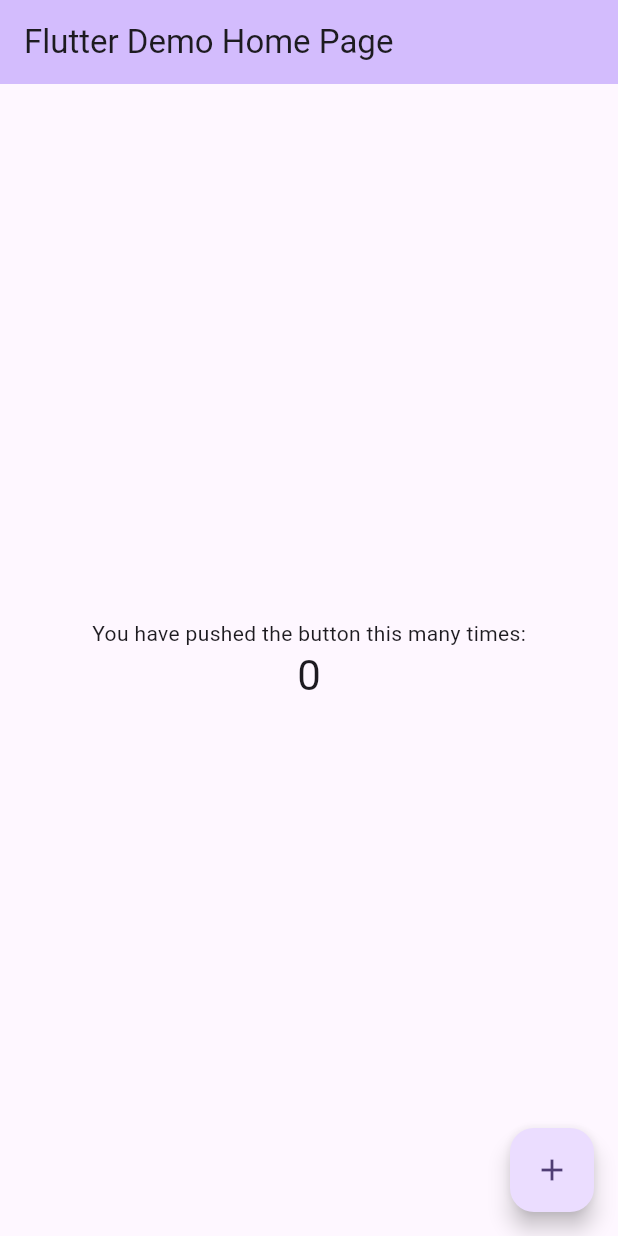
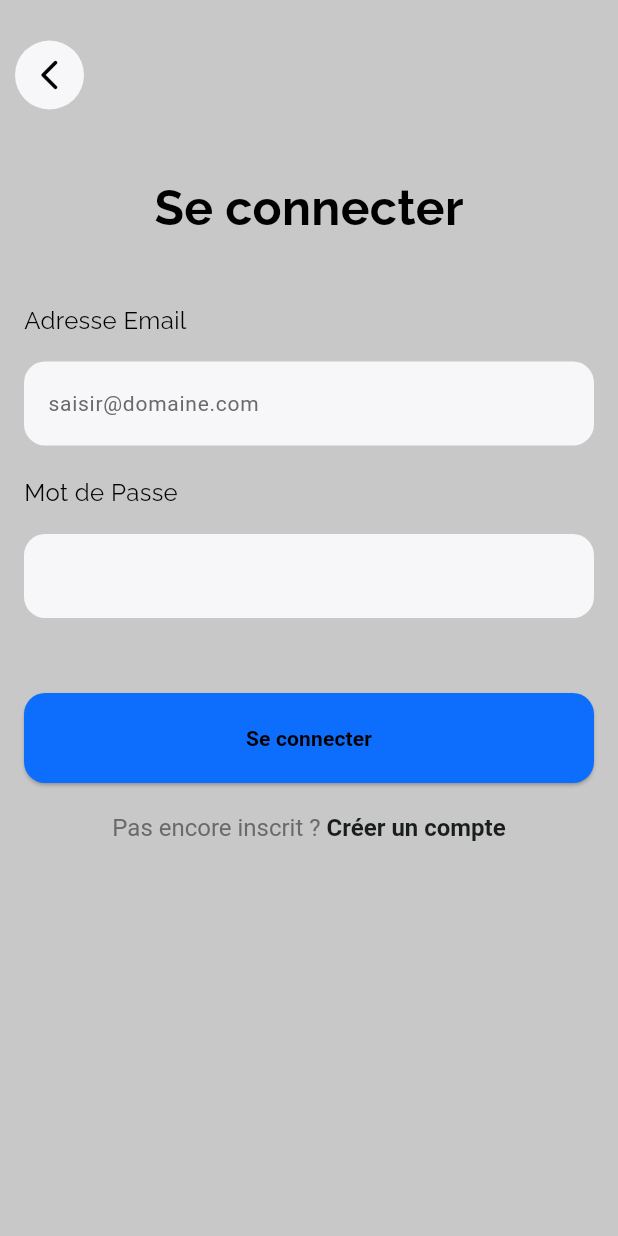
Before and after one commit to ben-sliman/TpFlutterBen, a Flutter app: the screen it shows after launch, on a phone screen of 412 x 824 dp. Run offline on Flutter 3.47's test engine with Material 3 defaults, Android fonts, the phone set to English and light mode, and no system bars; our stand-ins replace firebase_auth, firebase_core, fluttertoast, google_fonts; accounts and stored records are empty.

Commit message:
Version 1.1
• Ajout de la partie authentification :
-> page d'authentification et d'inscription (login_page)
-> page de redirection (home_page)
-> service d'authentification (auth_service)
-> ajout du package "fluttertoast: ^8.2.12" pour afficher des notifications

•Adaptation du main pour Firebase

```diff
--- a/app_stage/lib/main.dart
+++ b/app_stage/lib/main.dart
@@ -1,122 +1,26 @@
+import 'package:app_stage/firebase_options.dart';
+import 'package:app_stage/pages/login/login_page.dart';
+import 'package:firebase_core/firebase_core.dart';
 import 'package:flutter/material.dart';
 
-void main() {
+Future<void> main() async {
+  WidgetsFlutterBinding.ensureInitialized();
+
+  await Firebase.initializeApp(
+    options: DefaultFirebaseOptions.currentPlatform,
+  );
+
   runApp(const MyApp());
 }
 
 class MyApp extends StatelessWidget {
   const MyApp({super.key});
 
-  // This widget is the root of your application.
   @override
   Widget build(BuildContext context) {
     return MaterialApp(
-      title: 'Flutter Demo',
-      theme: ThemeData(
-        // This is the theme of your application.
-        //
-        // TRY THIS: Try running your application with "flutter run". You'll see
-        // the application has a purple toolbar. Then, without quitting the app,
-        // try changing the seedColor in the colorScheme below to Colors.green
-        // and then invoke "hot reload" (save your changes or press the "hot
-        // reload" button in a Flutter-supported IDE, or press "r" if you used
-        // the command line to start the app).
-        //
-        // Notice that the counter didn't reset back to zero; the application
-        // state is not lost during the reload. To reset the state, use hot
-        // restart instead.
-        //
-        // This works for code too, not just values: Most code changes can be
-        // tested with just a hot reload.
-        colorScheme: ColorScheme.fromSeed(seedColor: Colors.deepPurple),
-      ),
-      home: const MyHomePage(title: 'Flutter Demo Home Page'),
+      debugShowCheckedModeBanner: false,
+      home: Login(),
     );
   }
 }
-
-class MyHomePage extends StatefulWidget {
-  const MyHomePage({super.key, required this.title});
-
-  // This widget is the home page of your application. It is stateful, meaning
-  // that it has a State object (defined below) that contains fields that affect
-  // how it looks.
-
-  // This class is the configuration for the state. It holds the values (in this
-  // case the title) provided by the parent (in this case the App widget) and
-  // used by the build method of the State. Fields in a Widget subclass are
-  // always marked "final".
-
-  final String title;
-
-  @override
-  State<MyHomePage> createState() => _MyHomePageState();
-}
-
-class _MyHomePageState extends State<MyHomePage> {
-  int _counter = 0;
-
-  void _incrementCounter() {
-    setState(() {
-      // This call to setState tells the Flutter framework that something has
-      // changed in this State, which causes it to rerun the build method below
-      // so that the display can reflect the updated values. If we changed
-      // _counter without calling setState(), then the build method would not be
-      // called again, and so nothing would appear to happen.
-      _counter++;
-    });
-  }
-
-  @override
-  Widget build(BuildContext context) {
-    // This method is rerun every time setState is called, for instance as done
-    // by the _incrementCounter method above.
-    //
-    // The Flutter framework has been optimized to make rerunning build methods
-    // fast, so that you can just rebuild anything that needs updating rather
-    // than having to individually change instances of widgets.
-    return Scaffold(
-      appBar: AppBar(
-        // TRY THIS: Try changing the color here to a specific color (to
-        // Colors.amber, perhaps?) and trigger a hot reload to see the AppBar
-        // change color while the other colors stay the same.
-        backgroundColor: Theme.of(context).colorScheme.inversePrimary,
-        // Here we take the value from the MyHomePage object that was created by
-        // the App.build method, and use it to set our appbar title.
-        title: Text(widget.title),
-      ),
-      body: Center(
-        // Center is a layout widget. It takes a single child and positions it
-        // in the middle of the parent.
-        child: Column(
-          // Column is also a layout widget. It takes a list of children and
-          // arranges them vertically. By default, it sizes itself to fit its
-          // children horizontally, and tries to be as tall as its parent.
-          //
-          // Column has various properties to control how it sizes itself and
-          // how it positions its children. Here we use mainAxisAlignment to
-          // center the children vertically; the main axis here is the vertical
-          // axis because Columns are vertical (the cross axis would be
-          // horizontal).
-          //
-          // TRY THIS: Invoke "debug painting" (choose the "Toggle Debug Paint"
-          // action in the IDE, or press "p" in the console), to see the
-          // wireframe for each widget.
-          mainAxisAlignment: MainAxisAlignment.center,
-          children: <Widget>[
-            const Text('You have pushed the button this many times:'),
-            Text(
-              '$_counter',
-              style: Theme.of(context).textTheme.headlineMedium,
-            ),
-          ],
-        ),
-      ),
-      floatingActionButton: FloatingActionButton(
-        onPressed: _incrementCounter,
-        tooltip: 'Increment',
-        child: const Icon(Icons.add),
-      ), // This trailing comma makes auto-formatting nicer for build methods.
-    );
-  }
-}
--- /dev/null
+++ b/app_stage/lib/pages/login/login_page.dart
@@ -0,0 +1,253 @@
+// Importation des packages nécessaires
+import 'package:flutter/material.dart';
+import 'package:google_fonts/google_fonts.dart';
+import 'package:app_stage/services/auth_service.dart';
+
+// Définition de la classe Login
+class Login extends StatefulWidget {
+  const Login({super.key});
+
+  @override
+  State<Login> createState() => _LoginState();
+}
+
+// Classe pour gérer l'état de l'écran de connexion
+class _LoginState extends State<Login> {
+  // Booléen pour déterminer si l'écran doit afficher la connexion ou l'inscription
+  bool showLogin = true;
+
+  // Contrôleurs pour les champs de saisie de l'email et du mot de passe
+  final TextEditingController _emailController = TextEditingController();
+  final TextEditingController _passwordController = TextEditingController();
+
+  @override
+  // Méthode pour construire l'arborescence des widgets de l'écran
+  Widget build(BuildContext context) {
+    return Scaffold(
+      // Couleur de fond de l'écran
+      backgroundColor: const Color.fromARGB(255, 200, 200, 200),
+      // Autoriser la taille de l'écran à s'adapter
+      resizeToAvoidBottomInset: true,
+      // AppBar transparent avec un bouton de retour
+      appBar: AppBar(
+        backgroundColor: Colors.transparent,
+        elevation: 0,
+        toolbarHeight: 100,
+        leading: GestureDetector(
+          onTap: () => Navigator.pop(context),
+          child: Container(
+            margin: const EdgeInsets.only(left: 10),
+            decoration: const BoxDecoration(
+              color: Color(0xffF7F7F9),
+              shape: BoxShape.circle,
+            ),
+            child: const Center(
+              child: Icon(
+                Icons.arrow_back_ios_new_rounded,
+                color: Colors.black,
+              ),
+            ),
+          ),
+        ),
+      ),
+      // Corps de l'écran
+      body: SafeArea(
+        child: SingleChildScrollView(
+          // Espacement horizontal et vertical
+          padding: const EdgeInsets.symmetric(horizontal: 16, vertical: 16),
+          child: Column(
+            // Alignement des éléments
+            mainAxisAlignment: MainAxisAlignment.start,
+            children: [
+              // Titre de l'écran
+              Text(
+                showLogin ? 'Se connecter' : 'Créer un compte',
+                style: GoogleFonts.raleway(
+                  textStyle: const TextStyle(
+                    color: Colors.black,
+                    fontWeight: FontWeight.bold,
+                    fontSize: 32,
+                  ),
+                ),
+              ),
+              // Espacement
+              const SizedBox(height: 40),
+              // Champ de saisie de l'email
+              _emailField(),
+              // Espacement
+              const SizedBox(height: 20),
+              // Champ de saisie du mot de passe
+              _passwordField(),
+              // Espacement
+              const SizedBox(height: 50),
+              // Bouton de connexion ou d'inscription
+              showLogin ? _loginButton(context) : _signupButton(context),
+              // Espacement
+              const SizedBox(height: 20),
+              // Lien pour basculer entre la connexion et l'inscription
+              _toggleLink(),
+            ],
+          ),
+        ),
+      ),
+    );
+  }
+
+  // Méthode pour le champ de saisie de l'email
+  Widget _emailField() {
+    return _inputField(
+      label: 'Adresse Email',
+      controller: _emailController,
+      hintText: 'saisir@domaine.com',
+    );
+  }
+
+  // Méthode pour le champ de saisie du mot de passe
+  Widget _passwordField() {
+    return _inputField(
+      label: 'Mot de Passe',
+      controller: _passwordController,
+      obscureText: true,
+    );
+  }
+
+  // Méthode pour le bouton de connexion
+  Widget _loginButton(BuildContext context) {
+    return ElevatedButton(
+      style: ElevatedButton.styleFrom(
+        backgroundColor: const Color(0xff0D6EFD),
+        shape: RoundedRectangleBorder(
+          borderRadius: BorderRadius.circular(14),
+        ),
+        minimumSize: const Size(double.infinity, 60),
+      ),
+      onPressed: () async {
+        // Appel à la méthode de connexion
+        await AuthService().signin(
+          email: _emailController.text,
+          password: _passwordController.text,
+          context: context,
+        );
+      },
+      child: const Text(
+        "Se connecter",
+        style: TextStyle(
+          fontWeight: FontWeight.bold,
+          color: Colors.black,
+        ),
+      ),
+    );
+  }
+
+  // Méthode pour le bouton d'inscription
+  Widget _signupButton(BuildContext context) {
+    return ElevatedButton(
+      style: ElevatedButton.styleFrom(
+        backgroundColor: const Color(0xff0D6EFD),
+        shape: RoundedRectangleBorder(
+          borderRadius: BorderRadius.circular(14),
+        ),
+        minimumSize: const Size(double.infinity, 60),
+      ),
+      onPressed: () async {
+        // Appel à la méthode d'inscription
+        await AuthService().signup(
+          email: _emailController.text,
+          password: _passwordController.text,
+          context: context,
+        );
+      },
+      child: const Text(
+        "S'inscrire",
+        style: TextStyle(
+          fontWeight: FontWeight.bold,
+          color: Colors.black,
+        ),
+      ),
+    );
+  }
+
+// Méthode pour le lien de basculement entre la connexion et l'inscription
+Widget _toggleLink() {
+  return MouseRegion(
+    cursor: SystemMouseCursors.click, // Changer le curseur en "doigt"
+    child: GestureDetector(
+      onTap: () {
+        // Bascule entre la connexion et l'inscription
+        setState(() {
+          showLogin = !showLogin;
+        });
+      },
+      child: RichText(
+        text: TextSpan(
+          children: [
+            TextSpan(
+              text: showLogin
+                  ? "Pas encore inscrit ? "
+                  : "Vous avez déjà un compte ? ",
+              style: const TextStyle(
+                color: Color(0xff6A6A6A),
+                fontSize: 16,
+              ),
+            ),
+            TextSpan(
+              text: showLogin ? "Créer un compte" : "Se connecter",
+              style: const TextStyle(
+                color: Color(0xff1A1D1E),
+                fontSize: 16,
+                fontWeight: FontWeight.bold,
+              ),
+            ),
+          ],
+        ),
+      ),
+    ),
+  );
+}
+
+  // Méthode pour les champs de saisie génériques
+  Widget _inputField({
+    required String label,
+    required TextEditingController controller,
+    String? hintText,
+    bool obscureText = false,
+  }) {
+    return Column(
+      crossAxisAlignment: CrossAxisAlignment.start,
+      children: [
+        // Label du champ de saisie
+        Text(
+          label,
+          style: GoogleFonts.raleway(
+            textStyle: const TextStyle(
+              color: Colors.black,
+              fontWeight: FontWeight.normal,
+              fontSize: 16,
+            ),
+          ),
+        ),
+        // Espacement
+        const SizedBox(height: 16),
+        // Champ de saisie
+        TextField(
+          controller: controller,
+          obscureText: obscureText,
+          decoration: InputDecoration(
+            filled: true,
+            hintText: hintText,
+            hintStyle: const TextStyle(
+              color: Color(0xff6A6A6A),
+              fontWeight: FontWeight.normal,
+              fontSize: 14,
+            ),
+            fillColor: const Color(0xffF7F7F9),
+            border: OutlineInputBorder(
+              borderSide: BorderSide.none,
+              borderRadius: BorderRadius.circular(14),
+            ),
+          ),
+        ),
+      ],
+    );
+  }
+}
--- a/app_stage/pubspec.yaml
+++ b/app_stage/pubspec.yaml
@@ -39,6 +39,8 @@ dependencies:
   # The following adds the Cupertino Icons font to your application.
   # Use with the CupertinoIcons class for iOS style icons.
   cupertino_icons: ^1.0.8
+  google_fonts: ^6.2.1
+  fluttertoast: ^8.2.12
 
 
 dev_dependencies:
```
Also changed, not shown: app_stage/lib/pages/home/home_page.dart (added, +100 -0 lines), app_stage/lib/services/auth_service.dart (added, +132 -0 lines), app_stage/pubspec.lock, 1 other file.
